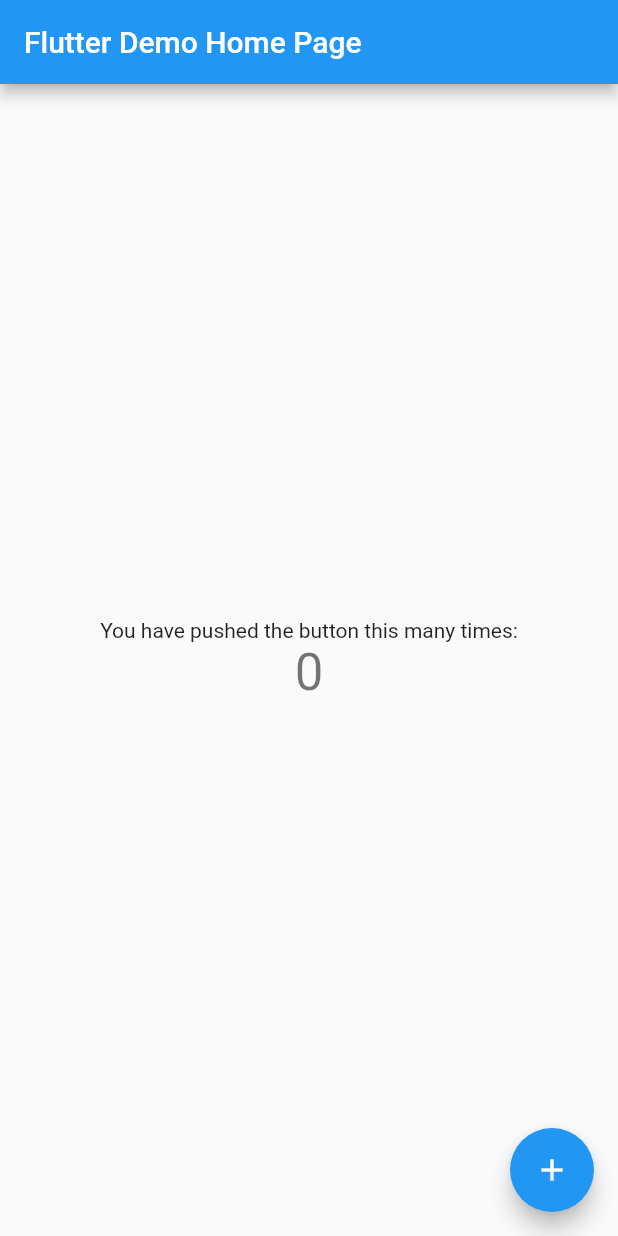
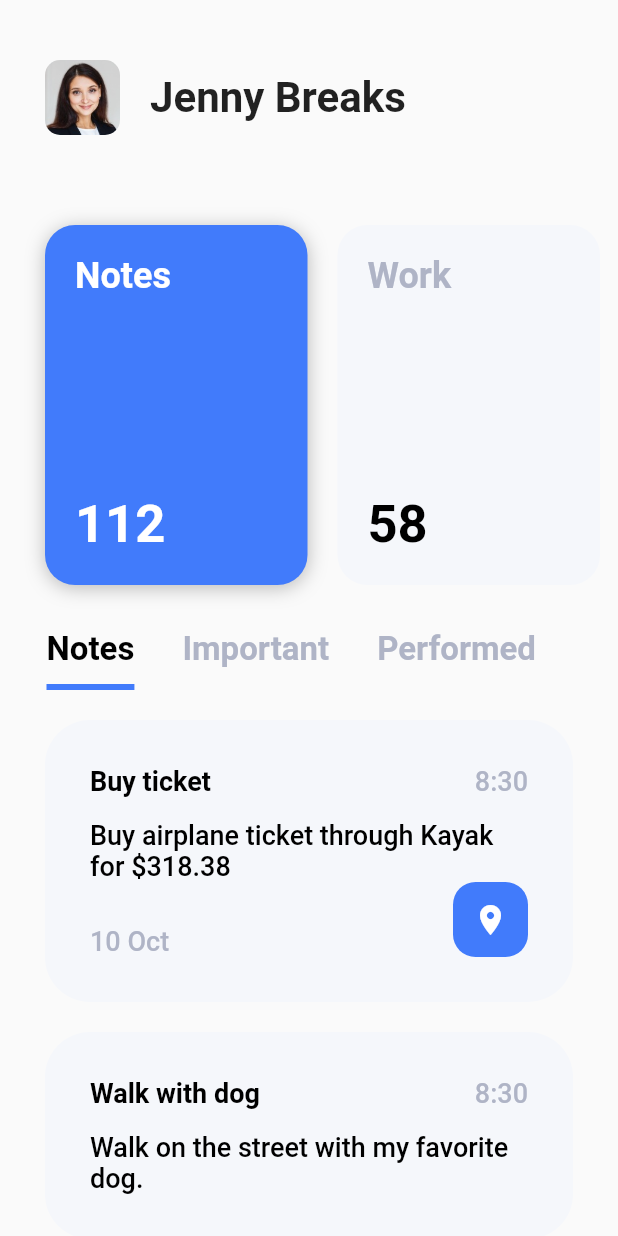
Before and after one commit to imsks/Flutter-Notes, a Flutter app: the screen it shows after launch, on a phone screen of 412 x 824 dp. Run offline on Flutter 3.47's test engine with Material 2 defaults, Android fonts, the phone set to English and light mode, and no system bars.

Commit message:
Finished the project

```diff
--- a/lib/main.dart
+++ b/lib/main.dart
@@ -1,111 +1,15 @@
 import 'package:flutter/material.dart';
+import 'package:flutter_note/screens/notes_screen.dart';
 
 void main() => runApp(MyApp());
 
 class MyApp extends StatelessWidget {
-  // This widget is the root of your application.
   @override
   Widget build(BuildContext context) {
     return MaterialApp(
-      title: 'Flutter Demo',
-      theme: ThemeData(
-        // This is the theme of your application.
-        //
-        // Try running your application with "flutter run". You'll see the
-        // application has a blue toolbar. Then, without quitting the app, try
-        // changing the primarySwatch below to Colors.green and then invoke
-        // "hot reload" (press "r" in the console where you ran "flutter run",
-        // or simply save your changes to "hot reload" in a Flutter IDE).
-        // Notice that the counter didn't reset back to zero; the application
-        // is not restarted.
-        primarySwatch: Colors.blue,
-      ),
-      home: MyHomePage(title: 'Flutter Demo Home Page'),
+      title: 'Flutter Notes',
+      debugShowCheckedModeBanner: false,
+      home: NotesScreen(),
     );
   }
 }
-
-class MyHomePage extends StatefulWidget {
-  MyHomePage({Key key, this.title}) : super(key: key);
-
-  // This widget is the home page of your application. It is stateful, meaning
-  // that it has a State object (defined below) that contains fields that affect
-  // how it looks.
-
-  // This class is the configuration for the state. It holds the values (in this
-  // case the title) provided by the parent (in this case the App widget) and
-  // used by the build method of the State. Fields in a Widget subclass are
-  // always marked "final".
-
-  final String title;
-
-  @override
-  _MyHomePageState createState() => _MyHomePageState();
-}
-
-class _MyHomePageState extends State<MyHomePage> {
-  int _counter = 0;
-
-  void _incrementCounter() {
-    setState(() {
-      // This call to setState tells the Flutter framework that something has
-      // changed in this State, which causes it to rerun the build method below
-      // so that the display can reflect the updated values. If we changed
-      // _counter without calling setState(), then the build method would not be
-      // called again, and so nothing would appear to happen.
-      _counter++;
-    });
-  }
-
-  @override
-  Widget build(BuildContext context) {
-    // This method is rerun every time setState is called, for instance as done
-    // by the _incrementCounter method above.
-    //
-    // The Flutter framework has been optimized to make rerunning build methods
-    // fast, so that you can just rebuild anything that needs updating rather
-    // than having to individually change instances of widgets.
-    return Scaffold(
-      appBar: AppBar(
-        // Here we take the value from the MyHomePage object that was created by
-        // the App.build method, and use it to set our appbar title.
-        title: Text(widget.title),
-      ),
-      body: Center(
-        // Center is a layout widget. It takes a single child and positions it
-        // in the middle of the parent.
-        child: Column(
-          // Column is also a layout widget. It takes a list of children and
-          // arranges them vertically. By default, it sizes itself to fit its
-          // children horizontally, and tries to be as tall as its parent.
-          //
-          // Invoke "debug painting" (press "p" in the console, choose the
-          // "Toggle Debug Paint" action from the Flutter Inspector in Android
-          // Studio, or the "Toggle Debug Paint" command in Visual Studio Code)
-          // to see the wireframe for each widget.
-          //
-          // Column has various properties to control how it sizes itself and
-          // how it positions its children. Here we use mainAxisAlignment to
-          // center the children vertically; the main axis here is the vertical
-          // axis because Columns are vertical (the cross axis would be
-          // horizontal).
-          mainAxisAlignment: MainAxisAlignment.center,
-          children: <Widget>[
-            Text(
-              'You have pushed the button this many times:',
-            ),
-            Text(
-              '$_counter',
-              style: Theme.of(context).textTheme.display1,
-            ),
-          ],
-        ),
-      ),
-      floatingActionButton: FloatingActionButton(
-        onPressed: _incrementCounter,
-        tooltip: 'Increment',
-        child: Icon(Icons.add),
-      ), // This trailing comma makes auto-formatting nicer for build methods.
-    );
-  }
-}
--- /dev/null
+++ b/lib/models/note_model.dart
@@ -0,0 +1,27 @@
+class Note {
+  String title;
+  String content;
+  DateTime date;
+
+  Note({this.title, this.content, this.date});
+}
+
+final Map<String, int> categories = {
+  'Notes': 112,
+  'Work': 58,
+  'Home': 23,
+  'Complete': 31,
+};
+
+final List<Note> notes = [
+  Note(
+    title: 'Buy ticket',
+    content: 'Buy airplane ticket through Kayak for \$318.38',
+    date: DateTime(2019, 10, 10, 8, 30),
+  ),
+  Note(
+    title: 'Walk with dog',
+    content: 'Walk on the street with my favorite dog.',
+    date: DateTime(2019, 10, 10, 8, 30),
+  ),
+];
--- /dev/null
+++ b/lib/screens/notes_screen.dart
@@ -0,0 +1,291 @@
+import 'package:flutter/material.dart';
+import 'package:flutter_note/models/note_model.dart';
+import 'package:intl/intl.dart';
+
+class NotesScreen extends StatefulWidget {
+  @override
+  _NotesScreenState createState() => _NotesScreenState();
+}
+
+class _NotesScreenState extends State<NotesScreen>
+    with SingleTickerProviderStateMixin {
+  int _selectedCategoryIndex = 0;
+  TabController _tabController;
+  final DateFormat _dateFormatter = DateFormat('dd MMM');
+  final DateFormat _timeFormatter = DateFormat('h:mm');
+
+  @override
+  void initState() {
+    super.initState();
+    _tabController = TabController(initialIndex: 0, length: 3, vsync: this);
+  }
+
+  Widget _buildCategoryCard(int index, String title, int count) {
+    return GestureDetector(
+      onTap: () {
+        setState(() {
+          _selectedCategoryIndex = index;
+        });
+      },
+      child: Container(
+        margin: EdgeInsets.symmetric(vertical: 20.0, horizontal: 10.0),
+        height: 240.0,
+        width: 175.0,
+        decoration: BoxDecoration(
+          color: _selectedCategoryIndex == index
+              ? Color(0xFF417BFB)
+              : Color(0xFFF5F7FB),
+          borderRadius: BorderRadius.circular(20.0),
+          boxShadow: [
+            _selectedCategoryIndex == index
+                ? BoxShadow(
+                color: Colors.black26,
+                offset: Offset(0, 2),
+                blurRadius: 10.0)
+                : BoxShadow(color: Colors.transparent),
+          ],
+        ),
+        child: Column(
+          mainAxisAlignment: MainAxisAlignment.spaceBetween,
+          crossAxisAlignment: CrossAxisAlignment.start,
+          children: <Widget>[
+            Padding(
+              padding: EdgeInsets.all(20.0),
+              child: Text(
+                title,
+                style: TextStyle(
+                  color: _selectedCategoryIndex == index
+                      ? Colors.white
+                      : Color(0xFFAFB4C6),
+                  fontSize: 24.0,
+                  fontWeight: FontWeight.bold,
+                ),
+              ),
+            ),
+            Padding(
+              padding: EdgeInsets.all(20.0),
+              child: Text(
+                count.toString(),
+                style: TextStyle(
+                  color: _selectedCategoryIndex == index
+                      ? Colors.white
+                      : Colors.black,
+                  fontSize: 35.0,
+                  fontWeight: FontWeight.bold,
+                ),
+              ),
+            ),
+          ],
+        ),
+      ),
+    );
+  }
+
+  @override
+  Widget build(BuildContext context) {
+    return Scaffold(
+      body: ListView(
+        children: <Widget>[
+          SizedBox(height: 40.0),
+          Padding(
+            padding: EdgeInsets.symmetric(horizontal: 30.0),
+            child: Row(
+              mainAxisAlignment: MainAxisAlignment.start,
+              children: <Widget>[
+                Container(
+                  height: 50.0,
+                  width: 50.0,
+                  decoration: BoxDecoration(
+                    image: DecorationImage(
+                      image: AssetImage('assets/images/user.png'),
+                    ),
+                    borderRadius: BorderRadius.circular(10.0),
+                  ),
+                ),
+                SizedBox(width: 20.0),
+                Text(
+                  'Jenny Breaks',
+                  style: TextStyle(
+                    fontSize: 28.0,
+                    fontWeight: FontWeight.bold,
+                  ),
+                ),
+              ],
+            ),
+          ),
+          SizedBox(height: 40.0),
+          Container(
+            height: 280.0,
+            child: ListView.builder(
+              scrollDirection: Axis.horizontal,
+              itemCount: categories.length + 1,
+              itemBuilder: (BuildContext context, int index) {
+                if (index == 0) {
+                  return SizedBox(width: 20.0);
+                }
+                return _buildCategoryCard(
+                  index - 1,
+                  categories.keys.toList()[index - 1],
+                  categories.values.toList()[index - 1],
+                );
+              },
+            ),
+          ),
+          Padding(
+            padding: EdgeInsets.only(left: 15.0),
+            child: TabBar(
+              controller: _tabController,
+              labelColor: Colors.black,
+              unselectedLabelColor: Color(0xFFAFB4C6),
+              indicatorColor: Color(0xFF417BFB),
+              indicatorSize: TabBarIndicatorSize.label,
+              indicatorWeight: 4.0,
+              isScrollable: true,
+              tabs: <Widget>[
+                Tab(
+                  child: Text(
+                    'Notes',
+                    style: TextStyle(
+                      fontSize: 22.0,
+                      fontWeight: FontWeight.bold,
+                    ),
+                  ),
+                ),
+                Tab(
+                  child: Text(
+                    'Important',
+                    style: TextStyle(
+                      fontSize: 22.0,
+                      fontWeight: FontWeight.bold,
+                    ),
+                  ),
+                ),
+                Tab(
+                  child: Text(
+                    'Performed',
+                    style: TextStyle(
+                      fontSize: 22.0,
+                      fontWeight: FontWeight.bold,
+                    ),
+                  ),
+                ),
+              ],
+            ),
+          ),
+          SizedBox(height: 20.0),
+          Container(
+            margin: EdgeInsets.symmetric(horizontal: 30.0),
+            padding: EdgeInsets.all(30.0),
+            decoration: BoxDecoration(
+              color: Color(0xFFF5F7FB),
+              borderRadius: BorderRadius.circular(30.0),
+            ),
+            child: Column(
+              children: <Widget>[
+                Row(
+                  mainAxisAlignment: MainAxisAlignment.spaceBetween,
+                  children: <Widget>[
+                    Text(
+                      notes[0].title,
+                      style: TextStyle(
+                        color: Colors.black,
+                        fontSize: 18.0,
+                        fontWeight: FontWeight.w600,
+                      ),
+                    ),
+                    Text(
+                      _timeFormatter.format(notes[0].date),
+                      style: TextStyle(
+                        color: Color(0xFFAFB4C6),
+                        fontSize: 18.0,
+                        fontWeight: FontWeight.w500,
+                      ),
+                    ),
+                  ],
+                ),
+                SizedBox(height: 15.0),
+                Text(
+                  notes[0].content,
+                  style: TextStyle(
+                    color: Colors.black,
+                    fontSize: 18.0,
+                    fontWeight: FontWeight.w500,
+                  ),
+                ),
+                Row(
+                  mainAxisAlignment: MainAxisAlignment.spaceBetween,
+                  crossAxisAlignment: CrossAxisAlignment.end,
+                  children: <Widget>[
+                    Text(
+                      _dateFormatter.format(notes[0].date),
+                      style: TextStyle(
+                        color: Color(0xFFAFB4C6),
+                        fontSize: 18.0,
+                        fontWeight: FontWeight.w500,
+                      ),
+                    ),
+                    Container(
+                      height: 50.0,
+                      width: 50.0,
+                      decoration: BoxDecoration(
+                        color: Color(0xFF417BFB),
+                        borderRadius: BorderRadius.circular(15.0),
+                      ),
+                      child: Icon(
+                        Icons.location_on,
+                        color: Colors.white,
+                      ),
+                    ),
+                  ],
+                ),
+              ],
+            ),
+          ),
+          SizedBox(height: 20.0),
+          Container(
+            margin: EdgeInsets.symmetric(horizontal: 30.0),
+            padding: EdgeInsets.all(30.0),
+            decoration: BoxDecoration(
+              color: Color(0xFFF5F7FB),
+              borderRadius: BorderRadius.circular(30.0),
+            ),
+            child: Column(
+              children: <Widget>[
+                Row(
+                  mainAxisAlignment: MainAxisAlignment.spaceBetween,
+                  children: <Widget>[
+                    Text(
+                      notes[1].title,
+                      style: TextStyle(
+                        color: Colors.black,
+                        fontSize: 18.0,
+                        fontWeight: FontWeight.w600,
+                      ),
+                    ),
+                    Text(
+                      _timeFormatter.format(notes[1].date),
+                      style: TextStyle(
+                        color: Color(0xFFAFB4C6),
+                        fontSize: 18.0,
+                        fontWeight: FontWeight.w500,
+                      ),
+                    ),
+                  ],
+                ),
+                SizedBox(height: 15.0),
+                Text(
+                  notes[1].content,
+                  style: TextStyle(
+                    color: Colors.black,
+                    fontSize: 18.0,
+                    fontWeight: FontWeight.w500,
+                  ),
+                ),
+              ],
+            ),
+          ),
+        ],
+      ),
+    );
+  }
+}
--- a/pubspec.yaml
+++ b/pubspec.yaml
@@ -23,6 +23,7 @@ dependencies:
   # The following adds the Cupertino Icons font to your application.
   # Use with the CupertinoIcons class for iOS style icons.
   cupertino_icons: ^0.1.2
+  intl: ^0.16.0
 
 dev_dependencies:
   flutter_test:
@@ -41,8 +42,8 @@ flutter:
   uses-material-design: true
 
   # To add assets to your application, add an assets section, like this:
-  # assets:
-  #  - images/a_dot_burr.jpeg
+  assets:
+    - assets/images/
   #  - images/a_dot_ham.jpeg
 
   # An image asset can refer to one or more resolution-specific "variants", see
```
Also changed, not shown: assets/images/user.png (added), pubspec.lock.
